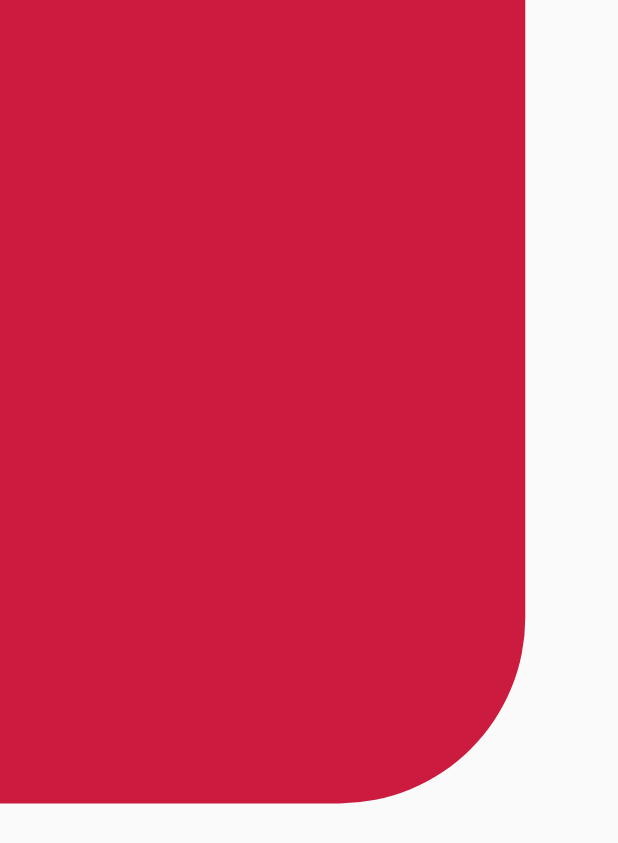
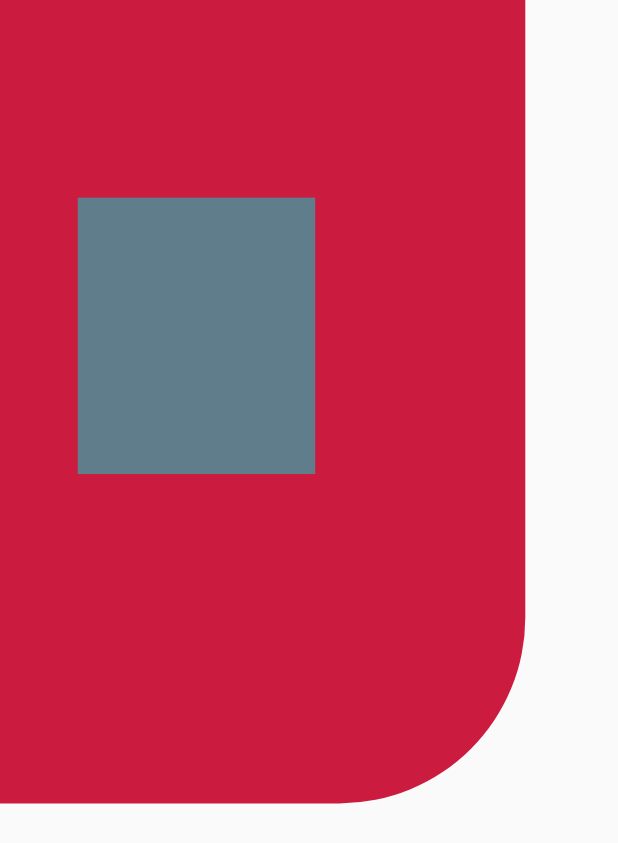
Before and after one commit to matsvandamme/sunworld_dynasty_flutter, a Flutter app: the screen it shows after launch, on a phone screen of 412 x 824 dp. Shown: the top 843 px of the screen. Run offline on Flutter 3.47's test engine with Material 2 defaults, Android fonts, the phone set to English and light mode, and no system bars; our stand-ins replace firebase_auth, package_info, page_view_indicators, smooth_page_indicator; missing offline and left inert: align_positioned; accounts and stored records are empty.

```diff
--- a/lib/pages/test.dart
+++ b/lib/pages/test.dart
@@ -26,8 +26,14 @@ class MyPainter extends CustomPainter {
 
     path.moveTo(0, 0);
     path.lineTo(size.width, 0);
-    path.lineTo(size.width, size.height-radius);
-    path.arcTo(Rect.fromCircle(center: Offset(size.width-radius, size.height-radius),radius: radius), 0, pi/2, false);
+    path.lineTo(size.width, size.height - radius);
+    path.arcTo(
+        Rect.fromCircle(
+            center: Offset(size.width - radius, size.height - radius),
+            radius: radius),
+        0,
+        pi / 2,
+        false);
     path.lineTo(0, size.height);
     path.close();
 
@@ -45,6 +51,10 @@ class _TestState extends State<Test> {
     super.initState();
   }
 
+  double overlayWidthFraction = 0.85;
+  double overlayHeightFraction = 0.65;
+
+
   @override
   Widget build(BuildContext context) {
     return MaterialApp(
@@ -55,12 +65,12 @@ class _TestState extends State<Test> {
             builder: (context, constraints) => CustomPaint(
               painter: MyPainter(),
               child: LayoutBuilder(
-                builder: (context, constraints) => LayoutBuilder(
-                  builder: (context, constraints) => Container(
-                    width: constraints.maxWidth * 0.85,
-                    height: constraints.maxHeight * 0.65,
-                    alignment: Alignment.topLeft,
-                    color: Colors.transparent,
+                builder: (context, constraints) => Container(
+                  width: constraints.maxWidth * overlayWidthFraction,
+                  height: constraints.maxHeight * overlayHeightFraction,
+                  child: Container(
+                    color: Colors.blueGrey,
+                    margin: EdgeInsets.fromLTRB(constraints.maxWidth*overlayWidthFraction*0.148, constraints.maxHeight*overlayHeightFraction*0.246, constraints.maxWidth*overlayWidthFraction*0.4, constraints.maxHeight*overlayHeightFraction*0.41),
                   ),
                 ),
               ),
```
